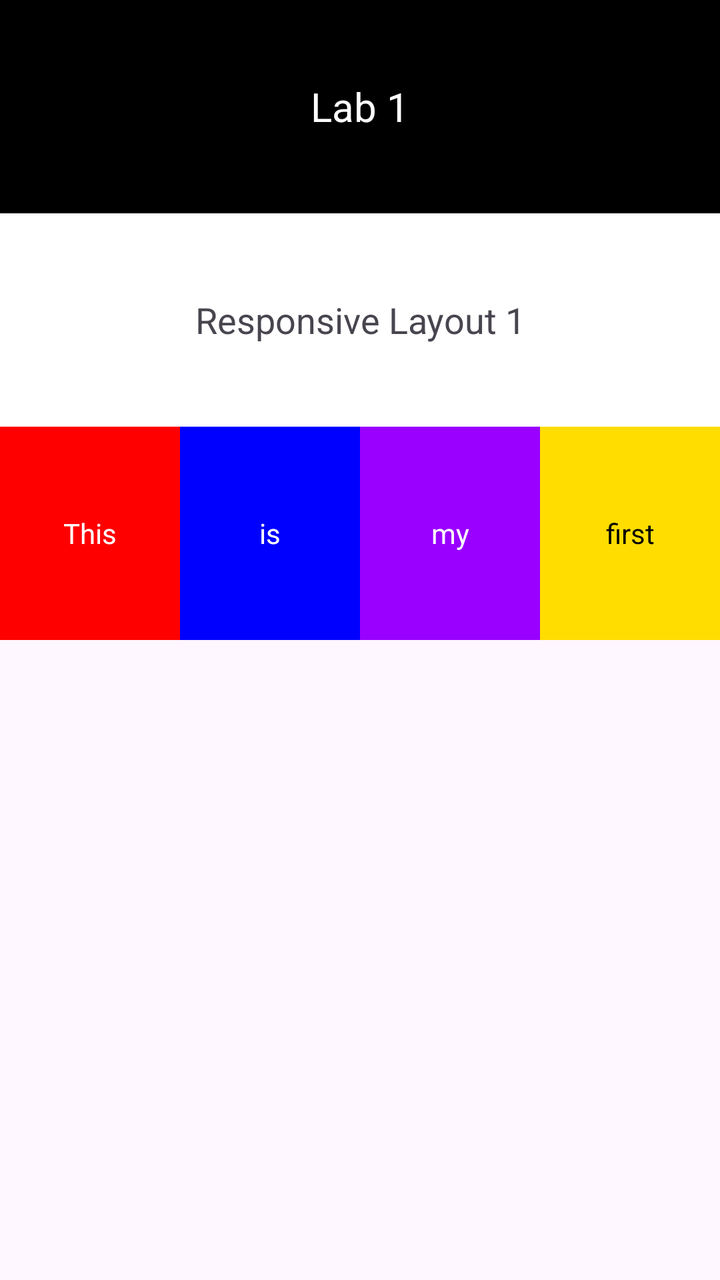
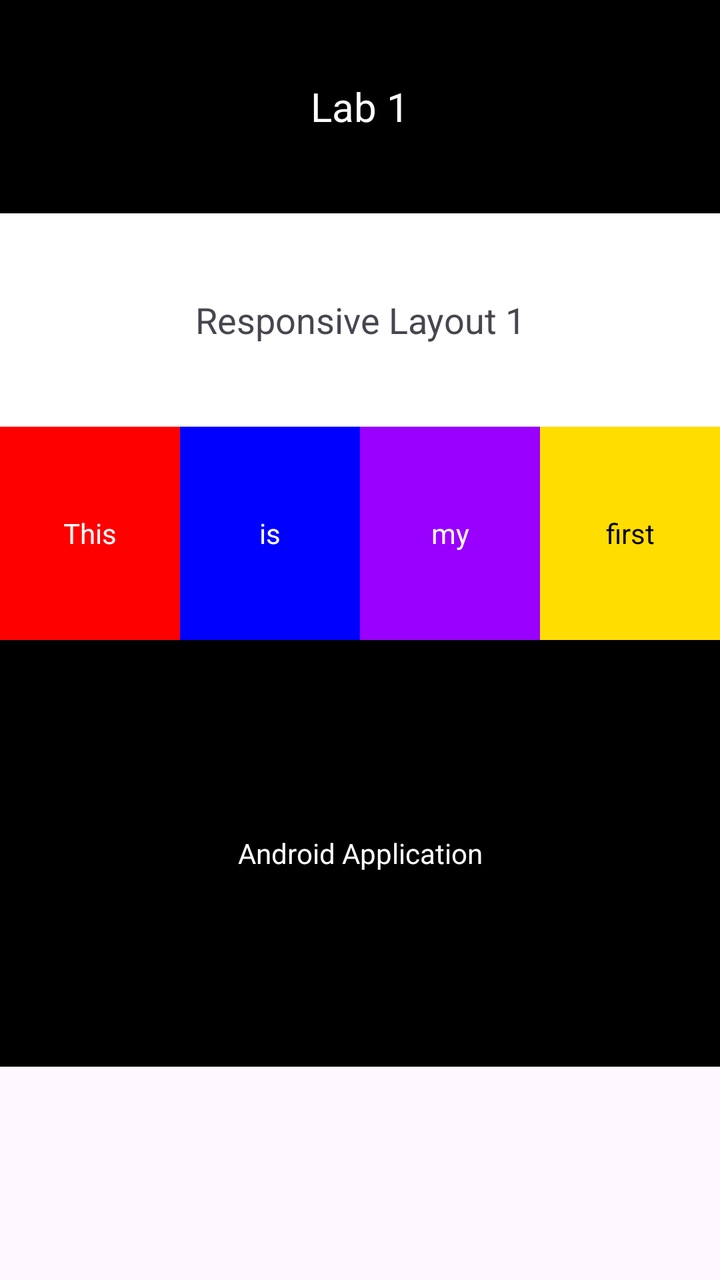

Screens rendered from an Android XML layout before and after an edit, with the pre-edit source and the edit as a unified diff.
<!-- AndroidManifest.xml: application theme Theme.Part1_LinearLayout -->
<!-- res/layout/activity_constraint.xml -->
<?xml version="1.0" encoding="utf-8"?>
<androidx.constraintlayout.widget.ConstraintLayout xmlns:android="http://schemas.android.com/apk/res/android"
    xmlns:app="http://schemas.android.com/apk/res-auto"
    xmlns:tools="http://schemas.android.com/tools"
    android:layout_width="match_parent"
    android:layout_height="match_parent"
    tools:context=".MainActivity">

    <TextView
        android:id="@+id/tv_lab1"
        android:layout_width="match_parent"
        android:layout_height="0dp"
        android:background="#000000"
        android:gravity="center"
        android:text="Lab 1"
        android:textColor="#ffffff"
        android:textSize="20sp"
        android:padding="24dp"
        app:layout_constraintHeight_percent="0.1667"
        app:layout_constraintTop_toTopOf="parent"/>

    <TextView
        android:id="@+id/tv_responsive"
        android:layout_width="match_parent"
        android:layout_height="0dp"
        android:background="#ffffff"
        android:gravity="center"
        android:text="Responsive Layout 1"
        android:textSize="18sp"
        android:padding="24dp"
        app:layout_constraintHeight_percent="0.1667"
        app:layout_constraintTop_toBottomOf="@id/tv_lab1"/>

    <TextView
        android:id="@+id/tv_this"
        android:layout_width="0dp"
        android:layout_height="0dp"
        android:background="#ff0000"
        android:gravity="center"
        android:text="This"
        android:textColor="#ffffff"
        android:padding="20dp"
        app:layout_constraintHeight_percent="0.1667"
        app:layout_constraintTop_toBottomOf="@id/tv_responsive"
        app:layout_constraintStart_toStartOf="parent"
        app:layout_constraintEnd_toStartOf="@id/tv_is"/>

    <TextView
        android:id="@+id/tv_is"
        android:layout_width="0dp"
        android:layout_height="0dp"
        android:background="#0000ff"
        android:gravity="center"
        android:text="is"
        android:textColor="#ffffff"
        app:layout_constraintHeight_percent="0.1667"
        app:layout_constraintTop_toBottomOf="@id/tv_responsive"
        app:layout_constraintStart_toEndOf="@id/tv_this"
        app:layout_constraintEnd_toStartOf="@id/tv_my"/>

    <TextView
        android:id="@+id/tv_my"
        android:layout_width="0dp"
        android:layout_height="0dp"
        android:background="#9900ff"
        android:gravity="center"
        android:text="my"
        android:textColor="#ffffff"
        app:layout_constraintHeight_percent="0.1667"
        app:layout_constraintTop_toBottomOf="@id/tv_responsive"
        app:layout_constraintStart_toEndOf="@id/tv_is"
        app:layout_constraintEnd_toStartOf="@id/tv_first"/>

    <TextView
        android:id="@+id/tv_first"
        android:layout_width="0dp"
        android:layout_height="0dp"
        android:background="#ffdd00"
        android:gravity="center"
        android:text="first"
        android:textColor="#000000"
        app:layout_constraintHeight_percent="0.1667"
        app:layout_constraintTop_toBottomOf="@id/tv_responsive"
        app:layout_constraintStart_toEndOf="@id/tv_my"
        app:layout_constraintEnd_toEndOf="parent"/>


</androidx.constraintlayout.widget.ConstraintLayout>
<!-- resources referenced by this layout -->
<resources>
  <style name="Theme.Part1_LinearLayout" parent="Base.Theme.Part1_LinearLayout" />
  <style name="Base.Theme.Part1_LinearLayout" parent="Theme.Material3.DayNight.NoActionBar">
          
          
      </style>
</resources>

<!-- the commit's change to res/layout/activity_constraint.xml (unified diff, before → after) -->
@@ -84,5 +84,16 @@
         app:layout_constraintStart_toEndOf="@id/tv_my"
         app:layout_constraintEnd_toEndOf="parent"/>
 
+    <TextView
+        android:id="@+id/tv_black_text"
+        android:layout_width="match_parent"
+        android:layout_height="0dp"
+        android:background="#000000"
+        android:gravity="center"
+        android:text="Android Application"
+        android:textColor="#ffffff"
+        app:layout_constraintHeight_percent="0.3333"
+        app:layout_constraintTop_toBottomOf="@id/tv_first"/>
+
 
 </androidx.constraintlayout.widget.ConstraintLayout>
